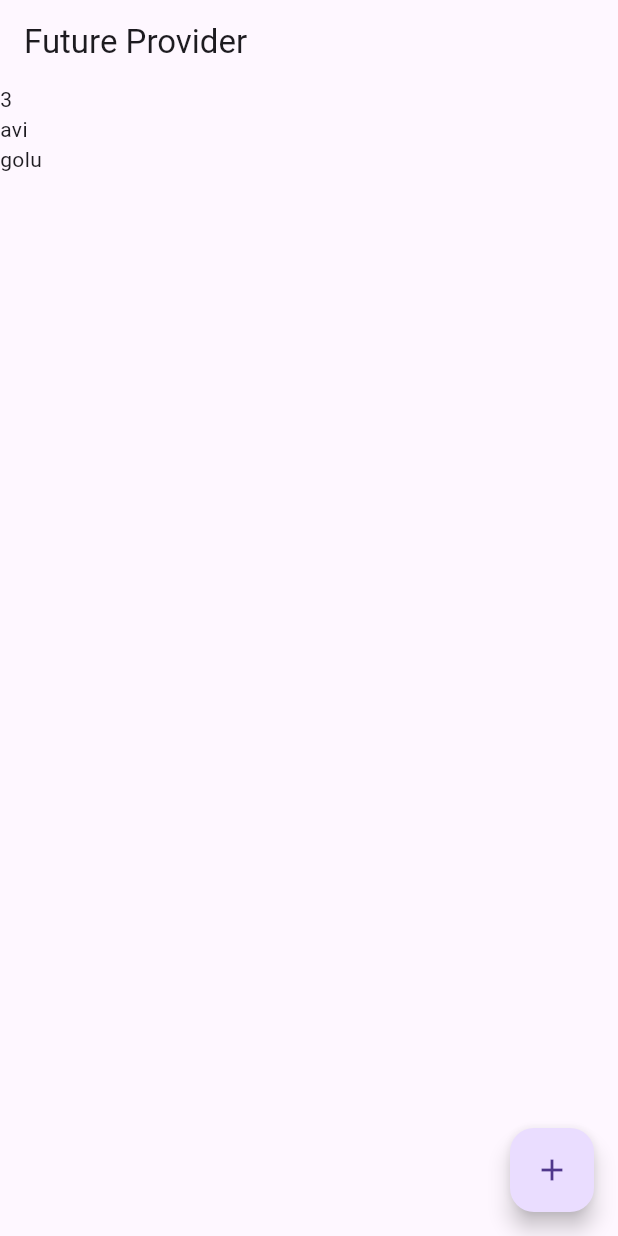
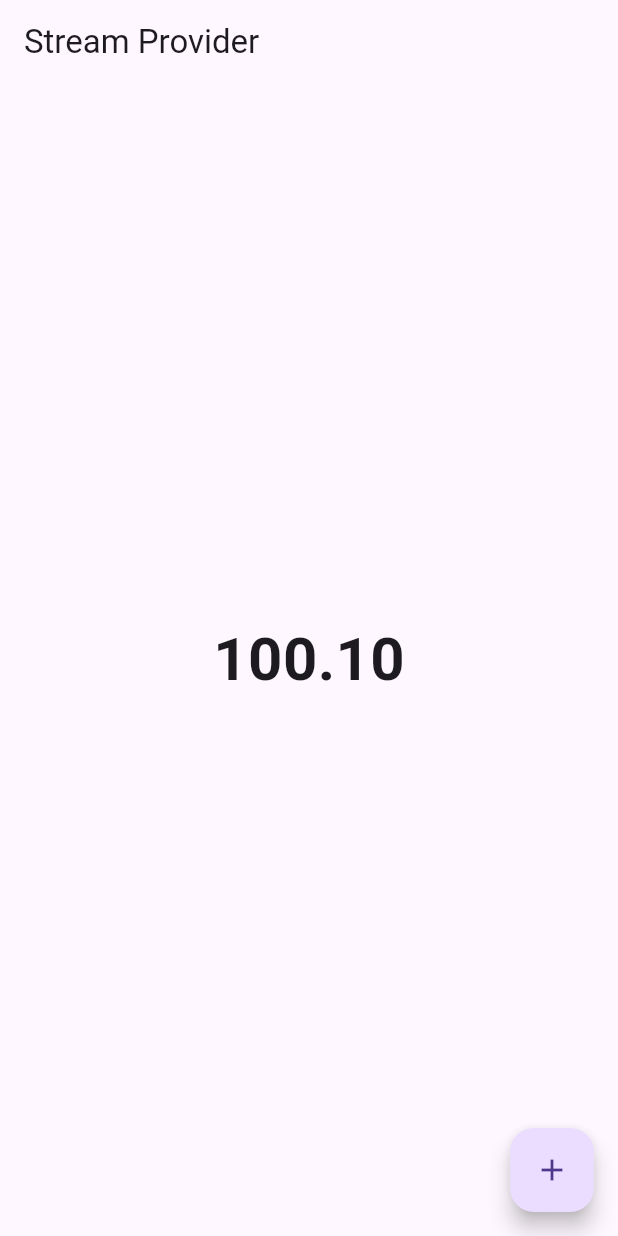
Before and after one commit to Avinashvns/riverpod_2025, a Flutter app: the screen it shows after launch, on a phone screen of 412 x 824 dp. Run offline on Flutter 3.47's test engine with Material 3 defaults, Android fonts, the light colour scheme and no system bars; our stand-ins replace flutter_riverpod.

Commit message:
Stream Provider in Riverpod

```diff
--- /dev/null
+++ b/lib/future_provider/stream_provider.dart
@@ -0,0 +1,17 @@
+
+
+
+import 'package:flutter_riverpod/flutter_riverpod.dart';
+import 'dart:math';
+
+final stockPriceProvider = StreamProvider<double>((ref) async*{
+  final random= Random();
+  double currentPrice = 100.0;
+
+  while(true){
+    await Future.delayed(const Duration(seconds: 1));
+    currentPrice +=random.nextDouble() *4-2;
+    yield double.parse(currentPrice.toStringAsFixed(2));
+  }
+
+});
--- a/lib/home screen.dart
+++ b/lib/home screen.dart
@@ -1,6 +1,7 @@
 import 'package:flutter/material.dart';
 import 'package:flutter_riverpod/flutter_riverpod.dart';
 import 'package:riverpod_2025/future_provider/future_provider.dart';
+import 'package:riverpod_2025/future_provider/stream_provider.dart';
 import 'package:riverpod_2025/item_provider.dart';
 import 'package:riverpod_2025/provider/favourite_provider.dart';
 import 'package:riverpod_2025/search_provider.dart';
@@ -20,10 +21,10 @@ class HomeScreen extends ConsumerWidget {
 
   @override
   Widget build(BuildContext context, WidgetRef ref) {
-    final provider = ref.watch(futureProvider);
+
     print("build");
     return Scaffold(
-      appBar: AppBar(title: const Text("Future Provider")),
+      appBar: AppBar(title: const Text("Stream Provider")),
       floatingActionButton: FloatingActionButton(
         onPressed: (){
           ref.invalidate(futureProvider);
@@ -31,19 +32,21 @@ class HomeScreen extends ConsumerWidget {
         child: Icon(Icons.add),
       ),
 
-      body: Center(
-        child: provider.when(
+      body: Consumer(
+        builder: (context, ref ,child){
+          final provider = ref.watch(stockPriceProvider);
+          return Center(
+          child: provider.when(
           skipLoadingOnRefresh: false,
           data:
-              (value) => ListView.builder(
-                itemCount: value.length,
-                itemBuilder: (context, index) {
-                  return Text(value[index].toString());
-                },
-              ),
+          (price) => Text(price.toStringAsFixed(2).toString(),
+          style: TextStyle(fontSize: 40, fontWeight: FontWeight.bold),),
           error: (error, stack) => Text(error.toString()),
           loading: () => const CircularProgressIndicator(),
-        ),
+          ),
+          );
+        },
+
       ),
     );
 
```
